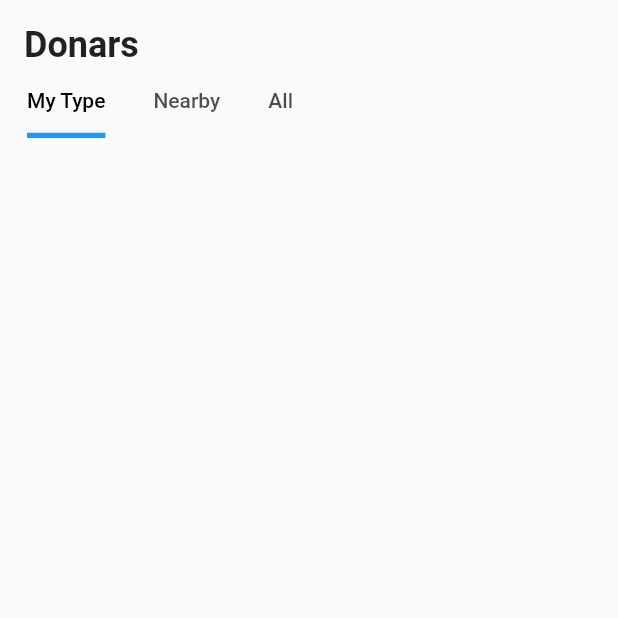
After one commit to vishwatejaaverager/donation_blood, a Flutter app: the DonarsScreen screen opened directly, on a phone screen of 412 x 824 dp, the top half of it. The commit adds this screen. Run offline on Flutter 3.47's test engine with Material 2 defaults, Android fonts, the phone set to English and light mode, and no system bars; our stand-ins replace cached_network_image, cloud_firestore, connectivity_plus, device_preview, dropdown_button2, firebase_auth and 11 more; missing offline and left inert: flutter_animated_button, google_maps_webservice, map_launcher; accounts and stored records are empty.

Commit message:
donars_list

```diff
--- a/lib/bottom_nav/screens/donate_blood/screens/donate_blood_screen.dart
+++ b/lib/bottom_nav/screens/donate_blood/screens/donate_blood_screen.dart
@@ -1,12 +1,17 @@
 import 'package:donation_blood/bottom_nav/screens/donate_blood/providers/requests_provider.dart';
 import 'package:donation_blood/bottom_nav/screens/donate_blood/screens/donate_blood_details_sreen.dart';
+import 'package:donation_blood/src/features/profile_det/provider/profile_provider.dart';
 import 'package:donation_blood/src/features/shared/domain/models/blood_donation_model.dart';
+import 'package:donation_blood/src/features/shared/domain/models/user_profile_model.dart';
 import 'package:donation_blood/src/utils/utils.dart';
 import 'package:flutter/material.dart';
 import 'package:provider/provider.dart';
 
 import '../../../../src/utils/colors.dart';
 import '../../../../src/utils/navigation.dart';
+import 'filtered_request_screens/all_req_screen.dart';
+import 'filtered_request_screens/blood_type_screen.dart';
+import 'filtered_request_screens/emergency_screen.dart';
 
 class DonateBloodScreen extends StatefulWidget {
   const DonateBloodScreen({super.key});
@@ -15,19 +20,29 @@ class DonateBloodScreen extends StatefulWidget {
   State<DonateBloodScreen> createState() => _DonateBloodScreenState();
 }
 
-class _DonateBloodScreenState extends State<DonateBloodScreen> {
+class _DonateBloodScreenState extends State<DonateBloodScreen>
+    with SingleTickerProviderStateMixin {
   late RequestProvider requestProvider;
+  late TabController _tabController;
+  late UserProfile userProfile;
   @override
   void initState() {
     requestProvider = Provider.of<RequestProvider>(context, listen: false);
-    getAllRequests(requestProvider);
+    userProfile =
+        Provider.of<ProfileProvider>(context, listen: false).userProfile!;
+    _tabController = TabController(vsync: this, length: 3);
+    //
+    // getAllRequests(requestProvider, userProfile);
+    requestProvider.getAllReuests(userProfile);
+
     super.initState();
   }
 
-  getAllRequests(RequestProvider requestProvider) async {
-    await requestProvider.getAllReuests();
-    //requestProvider.storeEmergencyRequests();
-  }
+  // getAllRequests(
+  //     RequestProvider requestProvider, UserProfile userProfile) async {
+  //   await requestProvider.getAllReuests(userProfile);
+  //   //requestProvider.storeEmergencyRequests();
+  // }
 
   @override
   void didChangeDependencies() {
@@ -37,7 +52,7 @@ class _DonateBloodScreenState extends State<DonateBloodScreen> {
 
   @override
   Widget build(BuildContext context) {
-    final size = MediaQuery.of(context).size;
+    //final size = MediaQuery.of(context).size;
     return SafeArea(
       child: Scaffold(
         // appBar: AppBar(
@@ -47,58 +62,74 @@ class _DonateBloodScreenState extends State<DonateBloodScreen> {
         body: Column(
           crossAxisAlignment: CrossAxisAlignment.start,
           children: [
-            // Stack(
-            //   children: [
-            //     Opacity(
-            //       opacity: 0.3,
-            //       child: ClipPath(
-            //         clipper: WaveClipper(),
-            //         child: Container(
-            //           color: Colors.red,
-            //           height: size.height / 8,
-            //         ),
-            //       ),
-            //     ),
-            // Opacity(
-            //   opacity: 0.5,
-            //   child: ClipPath(
-            //     clipper: WaveClipper(),
-            //     child: Container(
-            //       color: Colors.red,
-            //       height: size.height / 7,
-            //     ),
-            //   ),
-            // ),
-            //   ],
-            // ),
             const Padding(
-              padding: EdgeInsets.only(left: 8.0, top: 16.0),
+              padding: EdgeInsets.only(left: 16.0, top: 16.0),
               child: Text(
                 "Requests",
                 style: TextStyle(fontSize: 24, fontWeight: FontWeight.bold),
               ),
             ),
-            Consumer<RequestProvider>(builder: ((_, __, ___) {
-              return Expanded(
-                child: ListView.builder(
-                    itemCount: __.isLoading ? 40 : __.allRequests.length,
-                    shrinkWrap: true,
-                    itemBuilder: ((context, index) {
-                      BloodDonationModel requestData =
-                          BloodDonationModel.fromMap(
-                              __.allRequests[index].data());
-                      return __.isLoading
-                          ? const CircularProgressIndicator()
-                          : RequestBloodCard(bloodDonationModel: requestData);
-                    })),
-              );
-            }))
+
+            FrequencyTabs(
+                tabs: const [
+                  SizedBox(child: Center(child: Text("My Type"))),
+                  SizedBox(child: Center(child: Text("Emergency"))),
+                  SizedBox(child: Center(child: Text("All")))
+                ],
+                controller: _tabController,
+                tags: const []),
+
+            Expanded(
+                child: TabBarView(
+              controller: _tabController,
+              children: const [
+                BloodTypeScreen(),
+                EmergencyScreen(),
+                AllRequestsScreeen(),
+              ],
+            ))
 
             //RequestBloodCard()
           ],
         ),
       ),
     );
+  }
+}
+
+class FrequencyTabs extends StatelessWidget {
+  final TabController controller;
+  final List tags;
+  final List<Widget> tabs;
+  const FrequencyTabs(
+      {super.key,
+      required this.controller,
+      required this.tags,
+      required this.tabs});
+
+  @override
+  Widget build(BuildContext context) {
+    return Container(
+        //margin: const EdgeInsets.only(top: 8),
+        padding: const EdgeInsets.all(2),
+        height: 50,
+        width: size.width,
+        // decoration: BoxDecoration(
+        //     color: Colors.white, borderRadius: BorderRadius.circular(12)),
+        child: Align(
+          alignment: Alignment.bottomLeft,
+          child: TabBar(
+              controller: controller,
+              // indicator: BoxDecoration(
+              //     color: Colors.red.withOpacity(0.8),
+              //     borderRadius: BorderRadius.circular(12),
+              //     border: Border.all(color: Colors.redAccent.withOpacity(0.5))),
+              isScrollable: true,
+              indicatorWeight: 3.5,
+              indicatorSize: TabBarIndicatorSize.label,
+              labelColor: Colors.black,
+              tabs: tabs),
+        ));
   }
 }
 
--- a/lib/src/features/shared/presentation/bottom_nav/screens/bottom_nav_screen.dart
+++ b/lib/src/features/shared/presentation/bottom_nav/screens/bottom_nav_screen.dart
@@ -1,7 +1,7 @@
 import 'dart:async';
 import 'package:connectivity_plus/connectivity_plus.dart';
 import 'package:donation_blood/src/features/shared/presentation/bottom_nav/screens/profile/screens/profile_screen.dart';
-import 'package:donation_blood/src/features/shared/presentation/bottom_nav/screens/search/screens/search_screen.dart';
+import 'package:donation_blood/src/features/shared/presentation/bottom_nav/screens/donars/screens/donars_screen.dart';
 import 'package:flutter/material.dart';
 import 'package:provider/provider.dart';
 
@@ -50,7 +50,7 @@ class _BottomNavScreenState extends State<BottomNavScreen> {
   Widget build(BuildContext context) {
     final bottomPages = [
       const HomeScreen(),
-      const SearchScreen(),
+      const DonarsScreen(),
       const DonateBloodScreen(),
       const ProfileScreen(),
       const NotificationScreen()
--- /dev/null
+++ b/lib/src/features/shared/presentation/bottom_nav/screens/donars/provider/donar_provider.dart
@@ -0,0 +1,80 @@
+import 'dart:developer';
+
+import 'package:cloud_firestore/cloud_firestore.dart';
+import 'package:donation_blood/src/features/shared/domain/models/user_profile_model.dart';
+import 'package:donation_blood/src/services/dist_util.dart';
+import 'package:donation_blood/src/utils/streams.dart';
+import 'package:flutter/cupertino.dart';
+import 'package:flutter/scheduler.dart';
+import 'package:provider/provider.dart';
+
+import '../../../../../../profile_det/provider/profile_provider.dart';
+
+class DonarProvider with ChangeNotifier {
+  final Streams _streams = Streams();
+
+  bool _isLoading = true;
+  bool get isLoading => _isLoading;
+
+  //###################### donars #######################3
+  List<QueryDocumentSnapshot<Map<String, dynamic>>> _allDonars = [];
+  List<QueryDocumentSnapshot<Map<String, dynamic>>> get allDonars => _allDonars;
+
+  getAllDonars(UserProfile userProfile) async {
+    _isLoading = true;
+    if (_allDonars.isEmpty) {
+      QuerySnapshot<Map<String, dynamic>> fetchDonars =
+          await _streams.userQuery.where('isAvailable', isEqualTo: true).get();
+      _allDonars = fetchDonars.docs;
+      for (var i = 0; i < _allDonars.length; i++) {
+        getSameTypeDonars(_allDonars, userProfile, i);
+        getNearbyDonars(_allDonars, userProfile, i);
+      }
+    }
+    _isLoading = false;
+    SchedulerBinding.instance.addPostFrameCallback((timeStamp) {
+      notifyListeners();
+    });
+  }
+
+//########################### fetch same type and nearby donars ##############
+  final List<QueryDocumentSnapshot<Map<String, dynamic>>> _sameType = [];
+  List<QueryDocumentSnapshot<Map<String, dynamic>>> get sameType => _sameType;
+
+  getSameTypeDonars(List req, UserProfile userProfile, int index) {
+    if (req[index]['bloodGroup'] == userProfile.bloodGroup) {
+      _sameType.add(req[index]);
+    }
+  }
+
+  final List<QueryDocumentSnapshot<Map<String, dynamic>>> _nearby = [];
+  List<QueryDocumentSnapshot<Map<String, dynamic>>> get nearby => _nearby;
+
+  getNearbyDonars(List req, UserProfile userProfile, int index) {
+    double dist = calculateDistances(
+        userProfile.lat!.toDouble(),
+        userProfile.long!.toDouble(),
+        req[index]['lat'].toDouble(),
+        req[index]['long'].toDouble());
+    if (dist < 10000) {
+      _nearby.add(req[index]);
+    }
+
+    log(dist.toString());
+  }
+
+//########### calc dist from user pov###################
+  String calcDistFromUser(UserProfile fetchedUser, BuildContext context) {
+    UserProfile actualUserProfile =
+        Provider.of<ProfileProvider>(context, listen: false).userProfile!;
+    double dist = calculateDistances(
+        actualUserProfile.lat!.toDouble(),
+        actualUserProfile.long!.toDouble(),
+        fetchedUser.lat!.toDouble(),
+        fetchedUser.long!.toDouble());
+    double distanceInKiloMeters = dist / 1000;
+    double roundDistanceInKM =
+        double.parse((distanceInKiloMeters).toStringAsFixed(2));
+    return roundDistanceInKM.toString();
+  }
+}
--- /dev/null
+++ b/lib/src/features/shared/presentation/bottom_nav/screens/donars/screens/donars_screen.dart
@@ -0,0 +1,77 @@
+import 'package:donation_blood/src/features/shared/presentation/bottom_nav/screens/donars/provider/donar_provider.dart';
+import 'package:donation_blood/src/features/shared/presentation/bottom_nav/screens/donars/screens/filtered_req_screens/all_donars_screen.dart';
+import 'package:donation_blood/src/features/shared/presentation/bottom_nav/screens/donars/screens/filtered_req_screens/my_type_donars_screen.dart';
+import 'package:donation_blood/src/features/shared/presentation/bottom_nav/screens/donars/screens/filtered_req_screens/nearby_donars_screen.dart';
+import 'package:flutter/material.dart';
+import 'package:provider/provider.dart';
+
+import '../../../../../../../../bottom_nav/screens/donate_blood/screens/donate_blood_screen.dart';
+import '../../../../../../../utils/routes.dart';
+import '../../../../../../profile_det/provider/profile_provider.dart';
+import '../../../../../domain/models/user_profile_model.dart';
+
+class DonarsScreen extends StatefulWidget {
+  static const id = AppRoutes.donarsScreen;
+  const DonarsScreen({super.key});
+
+  @override
+  State<DonarsScreen> createState() => _DonarsScreenState();
+}
+
+class _DonarsScreenState extends State<DonarsScreen>
+    with SingleTickerProviderStateMixin {
+  late TabController _tabController;
+  late DonarProvider _donarProvider;
+  late UserProfile actualUserProfile;
+  @override
+  void initState() {
+    _tabController = TabController(vsync: this, length: 3);
+    _donarProvider = Provider.of<DonarProvider>(context, listen: false);
+     actualUserProfile =
+        Provider.of<ProfileProvider>(context, listen: false).userProfile!;
+    _donarProvider.getAllDonars(actualUserProfile);
+    super.initState();
+  }
+
+  @override
+  void didChangeDependencies() {
+    _donarProvider = Provider.of<DonarProvider>(context, listen: false);
+    super.didChangeDependencies();
+  }
+
+  @override
+  Widget build(BuildContext context) {
+    return SafeArea(
+        child: Scaffold(
+      body: Column(
+        crossAxisAlignment: CrossAxisAlignment.start,
+        children: [
+          const Padding(
+            padding: EdgeInsets.only(left: 16.0, top: 16.0),
+            child: Text(
+              "Donars",
+              style: TextStyle(fontSize: 24, fontWeight: FontWeight.bold),
+            ),
+          ),
+          FrequencyTabs(
+              tabs: const [
+                SizedBox(child: Center(child: Text("My Type"))),
+                SizedBox(child: Center(child: Text("Nearby"))),
+                SizedBox(child: Center(child: Text("All")))
+              ],
+              controller: _tabController,
+              tags: const []),
+          Expanded(
+              child: TabBarView(
+            controller: _tabController,
+            children: const [
+              MyTypeDonarsScreen(),
+              NearbyDonarsScreen(),
+              AllDonarsScreen()
+            ],
+          ))
+        ],
+      ),
+    ));
+  }
+}
--- a/lib/src/utils/general_providers.dart
+++ b/lib/src/utils/general_providers.dart
@@ -1,5 +1,6 @@
 
 import 'package:donation_blood/bottom_nav/screens/donate_blood/providers/requests_provider.dart';
+import 'package:donation_blood/src/features/shared/presentation/bottom_nav/screens/donars/provider/donar_provider.dart';
 import 'package:provider/provider.dart';
 import 'package:provider/single_child_widget.dart';
 
@@ -22,4 +23,5 @@ List<SingleChildWidget> generalProviders = [
   ChangeNotifierProvider<BottomNavProvider>(create: (_) => BottomNavProvider()),
   ChangeNotifierProvider<ProfileProvider>(create: (_) => ProfileProvider()),
   ChangeNotifierProvider<ConnectivityRepo>(create: (_) => ConnectivityRepo()),
+  ChangeNotifierProvider<DonarProvider>(create: (_) => DonarProvider()),
 ];
--- a/lib/src/utils/routes.dart
+++ b/lib/src/utils/routes.dart
@@ -3,7 +3,7 @@ enum AppRoutes {
   otpScreen("otp_screen"),
   bottomScreen("bottom_screen"),
   homeScreen("home_screen"),
-  searchScreen("search_screen"),
+  donarsScreen("search_screen"),
   profileScreen("profile_screen"),
   notificationScreen("notification_screen"),
   editProfileScreen("profile_edit_screen"),
```
Also changed, not shown: lib/bottom_nav/screens/donate_blood/providers/requests_provider.dart (+47 -12 lines), lib/bottom_nav/screens/donate_blood/screens/filtered_request_screens/all_req_screen.dart (added, +30 -0 lines), lib/bottom_nav/screens/donate_blood/screens/filtered_request_screens/blood_type_screen.dart (added, +33 -0 lines), lib/bottom_nav/screens/donate_blood/screens/filtered_request_screens/emergency_screen.dart (added, +30 -0 lines), lib/bottom_nav/screens/donate_blood/screens/on_boarding_screen.dart (+10 -16 lines), lib/src/features/shared/presentation/bottom_nav/screens/donars/screens/filtered_req_screens/all_donars_screen.dart (added, +27 -0 lines), lib/src/features/shared/presentation/bottom_nav/screens/donars/screens/filtered_req_screens/my_type_donars_screen.dart (added, +118 -0 lines), lib/src/features/shared/presentation/bottom_nav/screens/donars/screens/filtered_req_screens/nearby_donars_screen.dart (added, +28 -0 lines), lib/src/features/shared/presentation/bottom_nav/screens/search/screens/search_screen.dart (deleted, +0 -19 lines), lib/src/services/dist_util.dart (added, +9 -0 lines), assets/home/blood_drop.png (added), assets/home/blood_help.png (added).
